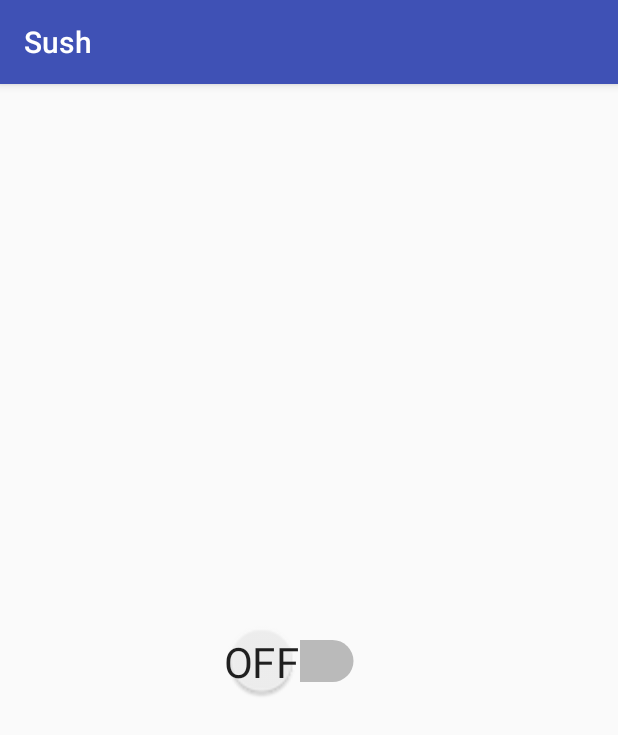
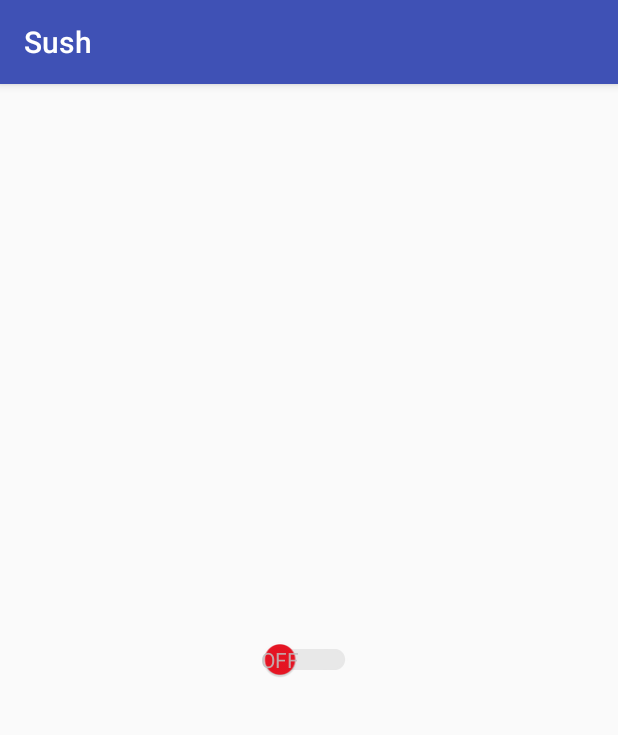
Before and after one commit to abhinavganguly1987/flip-sush, an Android app: the screen it shows after launch (SushMainActivity), on a phone screen of 412 x 824 dp. Shown: the top 735 px of the screen. Run offline under Robolectric (Android 15) with nearby library versions, the phone set to English and light mode, and no system bars.

Commit message:
worked on Switch Look and feel and notification tray icon

```diff
--- a/app/src/main/java/com/toto/sush/SushMainActivity.java
+++ b/app/src/main/java/com/toto/sush/SushMainActivity.java
@@ -7,9 +7,15 @@ import android.content.Intent;
 import android.content.IntentFilter;
 import android.os.Bundle;
 import android.support.v7.app.AppCompatActivity;
+import android.support.v7.widget.SwitchCompat;
 import android.util.Log;
+import android.view.KeyboardShortcutGroup;
+import android.view.Menu;
 import android.view.View;
+import android.widget.CompoundButton;
 import android.widget.Switch;
+
+import java.util.List;
 
 import static com.toto.sush.SushIntentService.NOTIFICATION_EX;
 
@@ -17,7 +23,8 @@ import static com.toto.sush.SushIntentService.NOTIFICATION_EX;
  * Created by abhinavganguly on 12/05/2017.
  */
 
-public class SushMainActivity extends AppCompatActivity {
+public class SushMainActivity extends AppCompatActivity  implements
+        SwitchCompat.OnCheckedChangeListener{
 
 
     private String LOG_TAG="[TOTO] SushMainActivity";
@@ -39,6 +46,12 @@ public class SushMainActivity extends AppCompatActivity {
         super.onCreate(savedInstanceState);
         setContentView(R.layout.activity_sush_main);
 
+        SwitchCompat switchCompat = (SwitchCompat) findViewById(R.id
+                .toggleSush);
+        switchCompat.setSwitchPadding(40);
+        switchCompat.setOnCheckedChangeListener(this);
+
+
         filter = new IntentFilter(SushResponseReceiver.ACTION_RESP);
         filter.addCategory(Intent.CATEGORY_DEFAULT);
         receiver = new SushResponseReceiver();
@@ -51,12 +64,17 @@ public class SushMainActivity extends AppCompatActivity {
     }
 
 
-    public void startSensing(View switchView) {
-        boolean isChecked = ((Switch) switchView).isChecked();
-        Log.i(LOG_TAG, "startSensing FIRED");
+    @Override
+    public void onCheckedChanged(CompoundButton buttonView, boolean isChecked) {
 
-        sushIntent.putExtra(SushIntentService.PARAM_IN_ISCHECKED,isChecked);
-        startService(sushIntent);
+        switch (buttonView.getId()) {
+            case R.id.toggleSush:
+                sushIntent.putExtra(SushIntentService.PARAM_IN_ISCHECKED,isChecked);
+                startService(sushIntent);
+                break;
+            default:
+                break;
+        }
 
     }
 
@@ -108,7 +126,12 @@ public class SushMainActivity extends AppCompatActivity {
 
     }
 
-        @Override
+    @Override
+    public void onProvideKeyboardShortcuts(List<KeyboardShortcutGroup> data, Menu menu, int deviceId) {
+        super.onProvideKeyboardShortcuts(data, menu, deviceId);
+    }
+
+    @Override
         public void onBackPressed(){
 
             Log.i(LOG_TAG, " In onBackPressed... ");
@@ -127,7 +150,7 @@ public class SushMainActivity extends AppCompatActivity {
 
 
                 Log.i("SushResponseReceiver", "in onReceive");
-                Switch susSwitch = (Switch)findViewById(R.id.toggleSush);
+                SwitchCompat susSwitch = (SwitchCompat)findViewById(R.id.toggleSush);
                 Bundle b = intent.getExtras();
                 boolean isChecked = (boolean)b.get(SushIntentService.PARAM_OUT_ISCHECKED);
         //        Boolean.parseBoolean(intent.getStringExtra(SushIntentService.PARAM_OUT_ISCHECKED));
--- a/app/src/main/res/layout/activity_sush_main.xml
+++ b/app/src/main/res/layout/activity_sush_main.xml
@@ -1,5 +1,6 @@
 <?xml version="1.0" encoding="utf-8"?>
 <RelativeLayout xmlns:android="http://schemas.android.com/apk/res/android"
+    xmlns:app="http://schemas.android.com/apk/res-auto"
     xmlns:tools="http://schemas.android.com/tools"
     android:id="@+id/activity_sush_main"
     android:layout_width="match_parent"
@@ -11,32 +12,17 @@
     tools:context="com.toto.sush.SushMainActivity"
     android:soundEffectsEnabled="true">
 
-    <Switch
+    <android.support.v7.widget.SwitchCompat
         android:id="@+id/toggleSush"
-        android:layout_width="170dip"
-        android:layout_height="80dp"
-        android:layout_centerInParent="false"
-        android:maxHeight="90dp"
-        android:minHeight="136dp"
-        android:minWidth="200dp"
-        android:onClick="startSensing"
-        android:scaleX="2"
-        android:scaleY="2"
-        android:showText="true"
-        android:splitTrack="true"
-        android:switchMinWidth="56dp"
-        android:switchTextAppearance="@style/TextAppearance.AppCompat"
+        android:layout_width="wrap_content"
+        android:layout_height="wrap_content"
+        android:layout_centerInParent="true"
         android:textAlignment="center"
-        android:textAllCaps="false"
+        android:textStyle="bold"
+        app:showText="true"
+        app:switchMinWidth="70dp"
+        app:switchTextAppearance="@style/TextAppearance.AppCompat"
         android:textOff="OFF"
         android:textOn="ON"
-        android:textSize="18sp"
-        android:textStyle="bold"
-        tools:minHeight="125dp"
-        android:layout_centerVertical="true"
-        android:layout_alignParentRight="true"
-        android:layout_alignParentEnd="true"
-        android:layout_marginRight="219dp"
-        android:layout_marginEnd="219dp" />
-
+        android:theme="@style/susSwitch"/>
 </RelativeLayout>
--- a/app/src/main/res/values/colors.xml
+++ b/app/src/main/res/values/colors.xml
@@ -3,4 +3,8 @@
     <color name="colorPrimary">#3F51B5</color>
     <color name="colorPrimaryDark">#303F9F</color>
     <color name="colorAccent">#FF4081</color>
+    <color name="green">#00c853</color>
+    <color name="lavander">#FF7173EC</color>
+    <color name="red">#e91423</color>
+    <color name="grey">#bdbdbd</color>
 </resources>
--- a/app/src/main/res/values/styles.xml
+++ b/app/src/main/res/values/styles.xml
@@ -8,4 +8,15 @@
         <item name="colorAccent">@color/colorAccent</item>
     </style>
 
+    <style name="susSwitch" parent="Theme.AppCompat.Light">
+        <!-- active thumb & track color (30% transparency) -->
+        <item name="colorControlActivated">@color/green</item>
+
+        <!-- inactive thumb color -->
+        <item name="colorSwitchThumbNormal">@color/red</item>
+
+        <!-- inactive track color (30% transparency) -->
+        <item name="android:colorForeground">@color/grey</item>
+    </style>
+
 </resources>
```
Also changed, not shown: app/src/main/AndroidManifest.xml (+5 -4 lines), app/src/main/java/com/toto/sush/SushIntentService.java (+14 -10 lines), app/src/main/res/drawable/check_box_black_24dp.png (added).
